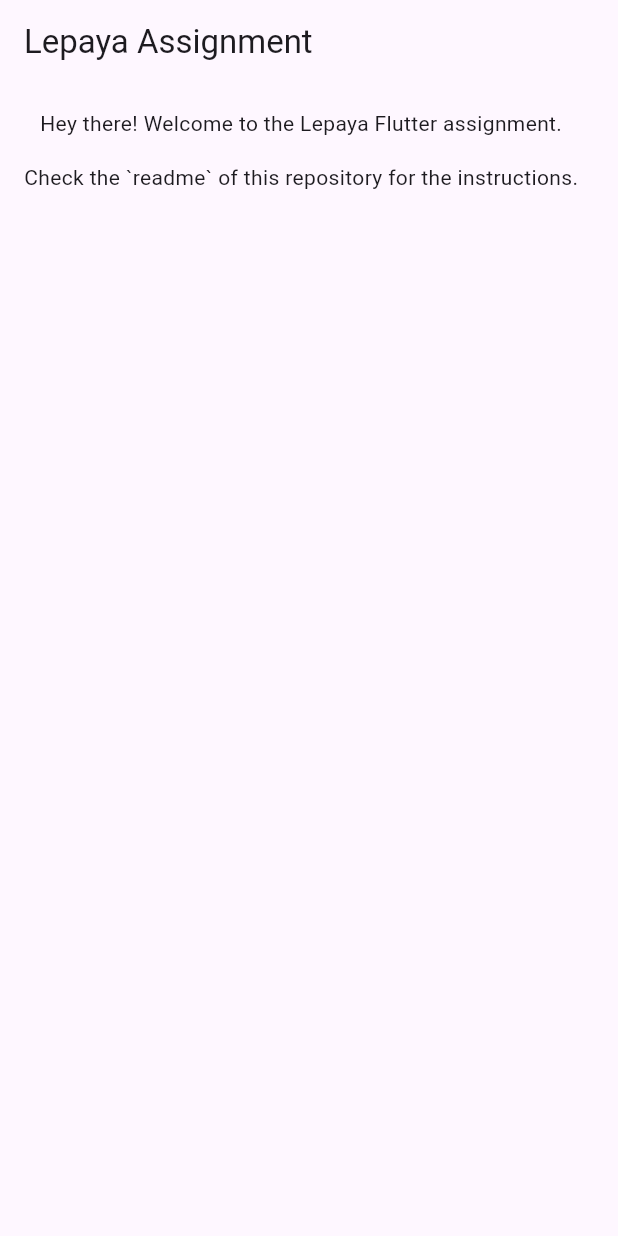
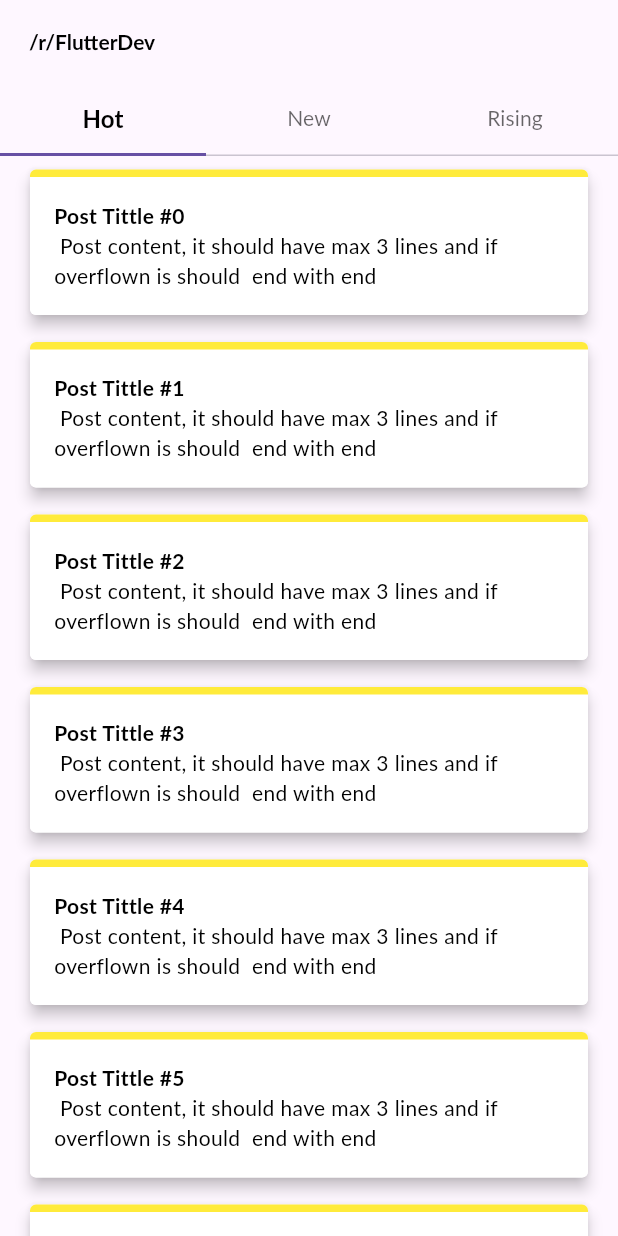
Before and after one commit to abdulrahmanahme/Dal-Dart-, a Flutter app: the screen it shows after launch, on a phone screen of 412 x 824 dp. Run offline on Flutter 3.47's test engine with Material 3 defaults, Android fonts, the phone set to English and light mode, and no system bars; drawn by our look-alikes of flutter_animate; Roboto replaces fonts that are missing (Lato).

Commit message:
Add UI and model file of Projects

```diff
--- /dev/null
+++ b/lib/config/app_colors.dart
@@ -0,0 +1,10 @@
+import 'package:flutter/material.dart';
+
+class AppColors {
+  static const Color black = Colors.black;
+  static const Color white = Colors.white;
+  static const Color yellow =  Colors.yellow;
+  static  Color blackOpacity =  Colors.black.withOpacity(0.6);
+
+
+}
--- /dev/null
+++ b/lib/config/app_strings.dart
@@ -0,0 +1,10 @@
+class AppStrings {
+  static const String newText = "New";
+  static const String hot = "Hot";
+  static const String rising = "Rising";
+  static const String  flutterDev = " /r/FlutterDev";
+  static const String bodyPost = " Post content, it should have max 3 lines and if overflown is should  end with end";
+  static const String  postTittle = "Post Tittle #";
+
+
+}
--- /dev/null
+++ b/lib/config/app_text_styles.dart
@@ -0,0 +1,53 @@
+import 'package:flutter/material.dart';
+import 'package:flutter_assignment/config/app_colors.dart';
+
+class AppTextStyle {
+  ///FontSize
+  static const TextStyle fontSize9 = TextStyle(fontSize: 9);
+
+  static const TextStyle fontSize23 = TextStyle(fontSize: 23);
+  static const TextStyle fontSize14 = TextStyle(fontSize: 14);
+  static const TextStyle fontSize16 = TextStyle(fontSize: 16);
+
+
+
+  ///FontWeight
+
+  static const TextStyle fontWeight400 = TextStyle(fontWeight: FontWeight.w400);
+  static const TextStyle fontWeight500 = TextStyle(fontWeight: FontWeight.w500);
+  static const TextStyle fontWeight700 = TextStyle(fontWeight: FontWeight.w700);
+
+  static const TextStyle fontWeightNormal =
+      TextStyle(fontWeight: FontWeight.normal);
+
+  ///Font Family
+  static const TextStyle fontFamily = TextStyle(fontFamily: 'Lato');
+
+  ///FontStyle
+  static TextStyle get font14black700 => fontFamily
+      .merge(fontWeight700)
+      .merge(fontSize14)
+      .copyWith(color: AppColors.black);
+
+
+      static TextStyle get font14black400 => fontFamily
+      .merge(fontWeight400)
+      .merge(fontSize14)
+      .copyWith(color: AppColors.black);
+
+       static TextStyle get font16black700 => fontFamily
+      .merge(fontWeight700)
+      .merge(fontSize16)
+      .copyWith(color: AppColors.black);
+       static TextStyle get font14blackOpacity400 => fontFamily
+      .merge(fontWeight400)
+      .merge(fontSize14)
+      .copyWith(color: AppColors.blackOpacity);
+
+
+
+  static TextStyle get font23black500 => fontFamily
+      .merge(fontWeight500)
+      .merge(fontSize23)
+      .copyWith(color: AppColors.black);
+}
--- /dev/null
+++ b/lib/core/widgets/post_item.dart
@@ -0,0 +1,56 @@
+import 'package:flutter/material.dart';
+import 'package:flutter/widgets.dart';
+import 'package:flutter_animate/flutter_animate.dart';
+import 'package:flutter_assignment/config/app_colors.dart';
+import '../../config/app_text_styles.dart';
+
+class PostItem extends StatelessWidget {
+  const PostItem({super.key, required this.title, required this.body});
+  final String title;
+  final String body;
+
+  @override
+  Widget build(BuildContext context) {
+    return Padding(
+      padding: const EdgeInsets.symmetric(horizontal: 16, vertical: 5),
+      child: Card(
+        elevation: 4.0,
+        color: AppColors.white,
+        shape: RoundedRectangleBorder(
+          borderRadius: BorderRadius.circular(4),
+        ),
+        child: Container(
+          decoration: BoxDecoration(
+              borderRadius: BorderRadius.circular(4.0),
+              color: AppColors.white,
+              border: const Border(
+                top: BorderSide(
+                  color: AppColors.yellow,
+                  width: 5.0,
+                ),
+              )),
+          child: Padding(
+            padding: const EdgeInsets.all(16),
+            child: Column(
+              mainAxisAlignment: MainAxisAlignment.start,
+              crossAxisAlignment: CrossAxisAlignment.start,
+              children: [
+                Text(title, style: AppTextStyle.font14black700),
+                Row(
+                  children: [
+                    Expanded(
+                      child: Text(body,
+                          maxLines: 5,
+                          overflow: TextOverflow.ellipsis,
+                          style: AppTextStyle.font14black400),
+                    ),
+                  ],
+                ),
+              ],
+            ),
+          ),
+        ),
+      ).animate().fadeIn().scale(),
+    );
+  }
+}
--- a/lib/main.dart
+++ b/lib/main.dart
@@ -1,4 +1,5 @@
 import 'package:flutter/material.dart';
+import 'view/home_page.dart';
 
 void main() {
   runApp(const MyApp());
@@ -11,26 +12,11 @@ class MyApp extends StatelessWidget {
   Widget build(BuildContext context) {
     return MaterialApp(
       title: 'Lepaya Assignment',
+      debugShowCheckedModeBanner: false,
       theme: ThemeData(
         primarySwatch: Colors.indigo,
       ),
-      home: Scaffold(
-        appBar: AppBar(
-          title: const Text('Lepaya Assignment'),
-        ),
-        body: Padding(
-          padding: const EdgeInsets.all(16),
-          child: Column(
-            children: const [
-              Text('Hey there! Welcome to the Lepaya Flutter assignment.'),
-              SizedBox(height: 16),
-              Text(
-                'Check the `readme` of this repository for the instructions.',
-              ),
-            ],
-          ),
-        ),
-      ),
+      home:const HomePage(),
     );
   }
 }
--- /dev/null
+++ b/lib/view/home_page.dart
@@ -0,0 +1,73 @@
+import 'package:flutter/material.dart';
+import 'package:flutter_assignment/config/app_strings.dart';
+import 'package:flutter_assignment/config/app_text_styles.dart';
+import '../core/widgets/post_item.dart';
+
+class HomePage extends StatelessWidget {
+  const HomePage({super.key});
+
+  @override
+  Widget build(BuildContext context) {
+    return DefaultTabController(
+      length: 3,
+      child: Scaffold(
+        appBar: AppBar(
+          title: Text(
+            AppStrings.flutterDev,
+            style: AppTextStyle.font14black700,
+          ),
+          bottom: TabBar(
+            indicatorSize: TabBarIndicatorSize.tab,
+            labelStyle: AppTextStyle.font16black700,
+            unselectedLabelStyle: AppTextStyle.font14blackOpacity400,
+            tabs: const [
+              Tab(
+                text: AppStrings.hot,
+              ),
+              Tab(
+                text: AppStrings.newText,
+              ),
+              Tab(
+                text: AppStrings.rising,
+              )
+            ],
+          ),
+        ),
+        body: TabBarView(
+          children: [
+            ListView.builder(
+              shrinkWrap: true,
+              itemCount: 15,
+              itemBuilder: (BuildContext context, int index) {
+                return PostItem(
+                  title: "${AppStrings.postTittle}$index",
+                  body: AppStrings.bodyPost,
+                );
+              },
+            ),
+            ListView.builder(
+              shrinkWrap: true,
+              itemCount: 15,
+              itemBuilder: (BuildContext context, int index) {
+                 return PostItem(
+                  title: "${AppStrings.postTittle}$index",
+                  body: AppStrings.bodyPost,
+                );
+              },
+            ),
+            ListView.builder(
+              shrinkWrap: true,
+              itemCount: 15,
+              itemBuilder: (BuildContext context, int index) {
+                 return PostItem(
+                  title: "${AppStrings.postTittle}$index",
+                  body: AppStrings.bodyPost,
+                );
+              },
+            ),
+          ],
+        ),
+      ),
+    );
+  }
+}
```
Also changed, not shown: pubspec.yaml (+7 -0 lines), assets/font/Lato-Bold.ttf (added), pubspec.lock, 1 other file.
